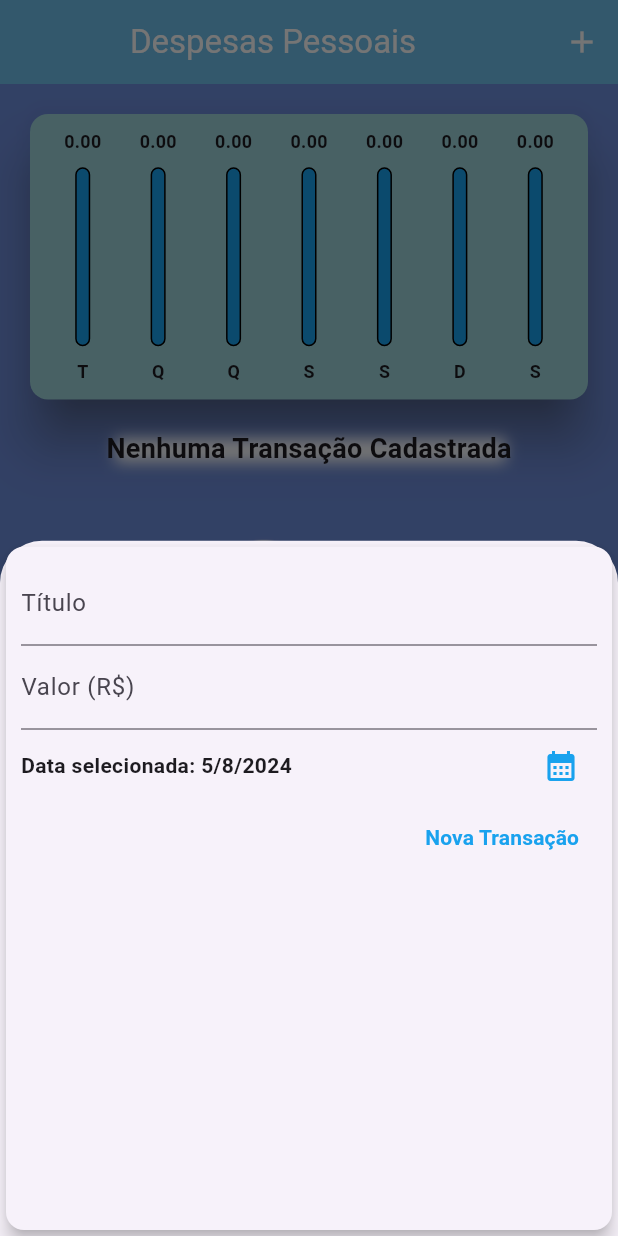
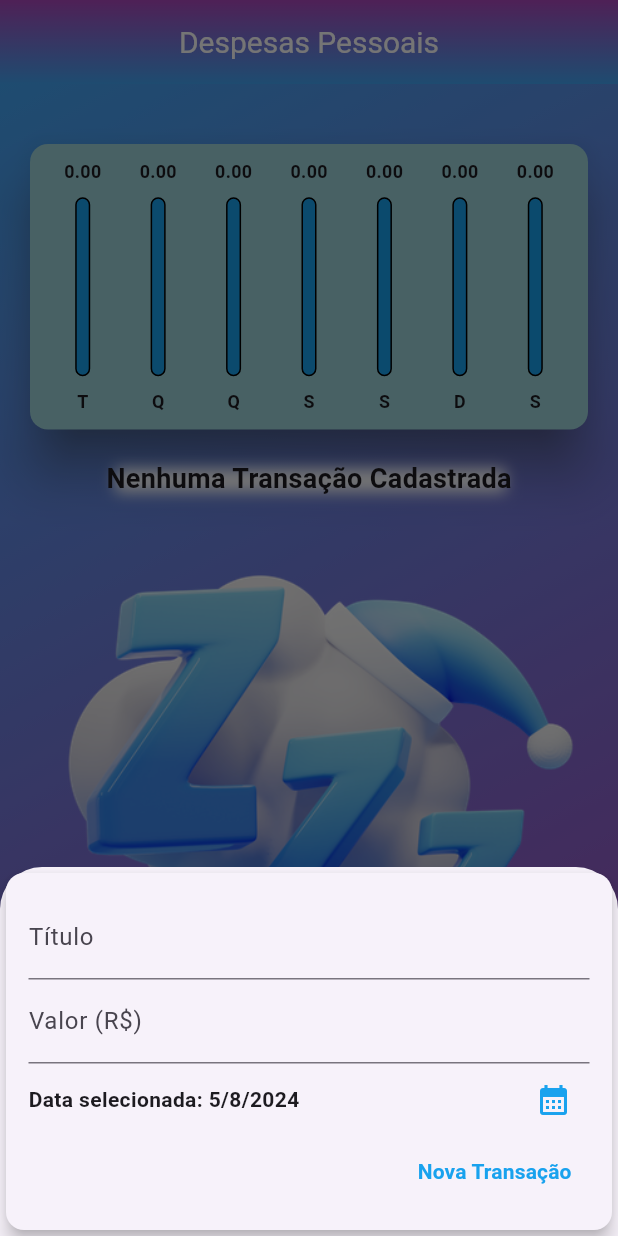
Before and after one commit to Cardoso21/despesasAap, a Flutter app: the screen it shows after launch, after a tap on the "add" icon, on a phone screen of 412 x 824 dp. Run offline on Flutter 3.47's test engine with Material 3 defaults, Android fonts, the phone set to English and light mode, and no system bars.

Commit message:
atualizando a responsividade

```diff
--- a/lib/components/transaction_form.dart
+++ b/lib/components/transaction_form.dart
@@ -44,10 +44,16 @@ class _TransactionFormState extends State<TransactionForm> {
 
   @override
   Widget build(BuildContext context) {
-    return Card(
+    return SingleChildScrollView(
+      child: Card(
         elevation: 5,
         child: Padding(
-        padding: const EdgeInsets.all(10),
+          padding:  EdgeInsets.only(
+            top: 15,
+            right: 15,
+            left: 15,
+            bottom: 15 + MediaQuery.of(context).viewInsets.bottom
+          ),
           child: Column(
             children: [
               TextField(
@@ -77,7 +83,7 @@ class _TransactionFormState extends State<TransactionForm> {
                   IconButton(
                     icon: Icon(
                       Icons.calendar_month,
-                    color:  Color.fromRGBO(25, 162, 238, 1.0),
+                      color: Color.fromRGBO(25, 162, 238, 1.0),
                     ),
                     onPressed: _showDatePicker,
                   ),
@@ -91,7 +97,8 @@ class _TransactionFormState extends State<TransactionForm> {
                     child: Text(
                       'Nova Transação',
                       style: TextStyle(
-                        color:  Color.fromRGBO(25, 162, 238, 1.0), fontWeight: FontWeight.bold),
+                          color: Color.fromRGBO(25, 162, 238, 1.0),
+                          fontWeight: FontWeight.bold),
                     ),
                   ),
                 ],
@@ -99,6 +106,7 @@ class _TransactionFormState extends State<TransactionForm> {
             ],
           ),
         ),
+      ),
     );
   }
 }
--- a/lib/components/transaction_list.dart
+++ b/lib/components/transaction_list.dart
@@ -11,13 +11,15 @@ class TransactionList extends StatelessWidget {
   @override
   Widget build(BuildContext context) {
     return transactions.isEmpty
-        ? Column(
+        ? LayoutBuilder(
+            builder: (ctx, constraints) {
+              return Column(
                 children: [
                   Container(
                     decoration: BoxDecoration(
                       boxShadow: [
                         BoxShadow(
-                      color:Colors.white,
+                          color: Colors.white,
                           spreadRadius: -5,
                           blurRadius: 8,
                           offset: Offset(1, 1), // Muda a posição da sombra
@@ -32,12 +34,14 @@ class TransactionList extends StatelessWidget {
                       ),
                     ),
                   ),
-
                   Container(
-                height: 350,
-                child: Image.asset('assets/images/zzz.png', fit: BoxFit.cover),
+                    height: constraints.maxHeight * 0.7,
+                    child:
+                        Image.asset('assets/images/zzz.png', fit: BoxFit.cover),
                   ),
                 ],
+              );
+            },
           )
         : ListView.builder(
             itemCount: transactions.length,
@@ -52,7 +56,8 @@ class TransactionList extends StatelessWidget {
                 ),
                 child: ListTile(
                   leading: CircleAvatar(
-                    backgroundColor: Theme.of(context).appBarTheme.backgroundColor,
+                    backgroundColor:
+                        Theme.of(context).appBarTheme.backgroundColor,
                     radius: 30,
                     child: Padding(
                       padding: const EdgeInsets.all(6.0),
--- a/lib/home.dart
+++ b/lib/home.dart
@@ -1,19 +1,19 @@
 import 'dart:math';
 
-import 'package:despesas_app/components/transaction_form.dart';
 import 'package:flutter/material.dart';
-
 import 'components/chart.dart';
 import 'components/transaction_list.dart';
 import 'models/transaction.dart';
+import 'package:despesas_app/components/transaction_form.dart';
 
-class MyHomoPage extends StatefulWidget {
+class MyHomePage extends StatefulWidget {
   @override
-  State<MyHomoPage> createState() => _MyHomoPageState();
+  State<MyHomePage> createState() => _MyHomePageState();
 }
 
-class _MyHomoPageState extends State<MyHomoPage> {
+class _MyHomePageState extends State<MyHomePage> {
   final List<Transaction> _transactions = [];
+  late bool _showChart = false;
 
   List<Transaction> get _recentTransactions {
     return _transactions.where((tr) {
@@ -55,18 +55,38 @@ class _MyHomoPageState extends State<MyHomoPage> {
 
   @override
   Widget build(BuildContext context) {
+    bool isLandscape =
+        MediaQuery.of(context).orientation == Orientation.landscape;
     final appBar = AppBar(
+      automaticallyImplyLeading: false,
+      flexibleSpace: Container(
+        decoration: BoxDecoration(
+          gradient: LinearGradient(
+            colors: [Colors.blue.shade400, Colors.purple.shade400],
+            // Ajuste as cores do gradiente de fundo
+            begin: Alignment.bottomRight,
+            end: Alignment.topRight,
+          ),
+        ),
+      ),
       title: Center(
         child: Text(
           'Despesas Pessoais',
+          style: TextStyle(fontSize: 20),
         ),
       ),
       actions: [
+        if (isLandscape)
           IconButton(
-          icon: const Icon(Icons.add),
-          onPressed: () => _openTransactionFormModal(context),
+            icon: Icon(_showChart ? Icons.list_alt : Icons.show_chart),
+            onPressed: () {
+              setState(() {
+                _showChart = !_showChart;
+              });
+            },
           ),
       ],
+      elevation: 0, // Remove a sombra padrão do AppBar
     );
 
     final availableHeight = MediaQuery.of(context).size.height -
@@ -75,34 +95,53 @@ class _MyHomoPageState extends State<MyHomoPage> {
 
     return Scaffold(
       appBar: appBar,
-      backgroundColor: Color.fromRGBO(110, 141, 220, 1.0),
-      // Defina a cor de fundo aqui
       body: Stack(
         children: [
-          SingleChildScrollView(
+          Container(
+            height: availableHeight * 1,
+            decoration: BoxDecoration(
+              gradient: LinearGradient(
+                colors: [Colors.blue.shade400, Colors.purple.shade400],
+                // Ajuste as cores do gradiente de fundo
+                begin: Alignment.topLeft,
+                end: Alignment.bottomRight,
+              ),
+            ),
+            child: SingleChildScrollView(
               child: Column(
                 crossAxisAlignment: CrossAxisAlignment.stretch,
                 children: [
+                  Padding(padding: EdgeInsets.all(10)),
+                  if (_showChart || !isLandscape)
                     Container(
-                  height: availableHeight * 0.3,
+                      height: availableHeight * (isLandscape ? 0.65 : 0.3),
                       child: Chart(_recentTransactions),
                     ),
+                  if (!_showChart || !isLandscape)
                     Container(
-                  height: availableHeight * 0.7,
+                      height: availableHeight * (isLandscape ? 0.9 : 0.7),
                       child: TransactionList(_transactions, _deleteTransaction),
                     ),
                 ],
               ),
             ),
+          ),
           Positioned(
-            bottom: 20,
-            left: MediaQuery.of(context).size.width / 2 - 28, // Centralizar o botão
+            bottom: 10,
+            left: MediaQuery.of(context).size.width / 2 -
+                28, // Centralizar o botão
             child: Container(
               decoration: BoxDecoration(
                 shape: BoxShape.circle,
+                gradient: LinearGradient(
+                  colors: [Colors.blue, Colors.purple],
+                  // Gradiente para o botão
+                  begin: Alignment.topLeft,
+                  end: Alignment.bottomRight,
+                ),
                 boxShadow: [
                   BoxShadow(
-                    color:  Color.fromRGBO(77, 76, 76, 0.5),
+                    color: Color.fromRGBO(77, 76, 76, 0.5),
                     spreadRadius: 4,
                     blurRadius: 8,
                     offset: Offset(1, 3), // Offset da sombra
@@ -113,8 +152,10 @@ class _MyHomoPageState extends State<MyHomoPage> {
                 onPressed: () => _openTransactionFormModal(context),
                 style: ElevatedButton.styleFrom(
                   shape: CircleBorder(),
-                  backgroundColor: Theme.of(context).appBarTheme.backgroundColor,
-                  padding: EdgeInsets.all(20), // ajuste o padding conforme necessário
+                  backgroundColor: Colors.transparent,
+                  // Torna o fundo do ElevatedButton transparente
+                  padding: EdgeInsets.all(20),
+                  // ajuste o padding conforme necessário
                   elevation: 0, // Remove a elevação padrão do ElevatedButton
                 ),
                 child: Icon(Icons.add, size: 30, color: Colors.white),
--- a/lib/main.dart
+++ b/lib/main.dart
@@ -26,8 +26,7 @@ class DespesasApp extends StatelessWidget {
           foregroundColor: Colors.white,
         ),
       ),
-      home:
-          MyHomoPage(), // Certifique-se de que a classe esteja nomeada corretamente
+      home: MyHomePage(), // Certifique-se de que a classe esteja nomeada corretamente
     );
   }
 }
```
Lines whose indentation alone changed are shown as unchanged.
